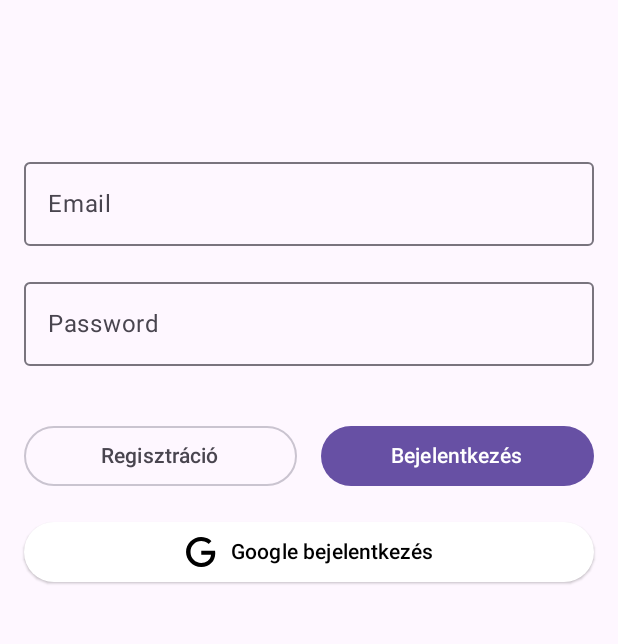
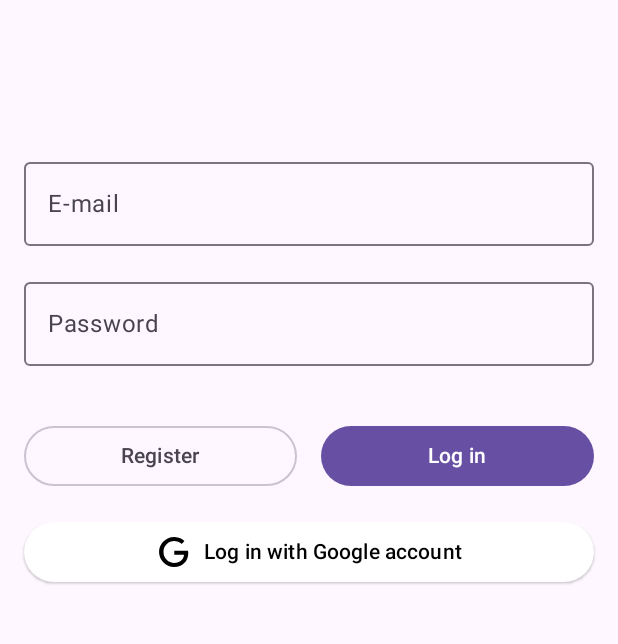
Before and after one commit to WholesomeWare/MultiplayerSudoku, an Android app built with Jetpack Compose: the screen it shows after launch (LoginActivity), on a phone screen of 412 x 824 dp, the part 339-983 px from its top. Run offline under Robolectric (Android 15) with nearby library versions, the phone set to English and light mode, and no system bars; our stand-ins replace Firebase (no records; nobody signed in at launch, a user with empty details on screens opened directly).

Commit message:
Started translating

```diff
--- a/app/src/main/AndroidManifest.xml
+++ b/app/src/main/AndroidManifest.xml
@@ -17,17 +17,14 @@
         <activity
             android:name=".LobbyActivity"
             android:exported="false"
-            android:label="@string/title_activity_lobby"
             android:theme="@style/Theme.MultiplayerSudoku" />
         <activity
             android:name=".LoginActivity"
             android:exported="false"
-            android:label="@string/title_activity_login"
             android:theme="@style/Theme.MultiplayerSudoku" />
         <activity
             android:name=".GameActivity"
             android:exported="false"
-            android:label="@string/title_activity_game"
             android:theme="@style/Theme.MultiplayerSudoku" />
         <activity
             android:name=".MainActivity"
--- a/app/src/main/java/com/wholesomeware/multiplayersudoku/LoginActivity.kt
+++ b/app/src/main/java/com/wholesomeware/multiplayersudoku/LoginActivity.kt
@@ -29,6 +29,7 @@ import androidx.compose.ui.Alignment
 import androidx.compose.ui.Modifier
 import androidx.compose.ui.graphics.Color
 import androidx.compose.ui.res.painterResource
+import androidx.compose.ui.res.stringResource
 import androidx.compose.ui.text.input.PasswordVisualTransformation
 import androidx.compose.ui.tooling.preview.Preview
 import androidx.compose.ui.unit.dp
@@ -64,7 +65,7 @@ class LoginActivity : ComponentActivity() {
                 ) {
                     Text(
                         modifier = Modifier.padding(bottom = 92.dp),
-                        text = "Multiplayer Sudoku",
+                        text = stringResource(id = R.string.app_name),
                         style = MaterialTheme.typography.titleLarge,
                     )
 
@@ -74,7 +75,7 @@ class LoginActivity : ComponentActivity() {
                             .padding(8.dp),
                         value = email,
                         onValueChange = { email = it },
-                        label = { Text("Email") },
+                        label = { Text(text = stringResource(id = R.string.email)) },
                         isError = errorMessage.isNotBlank(),
                     )
 
@@ -84,7 +85,7 @@ class LoginActivity : ComponentActivity() {
                             .padding(8.dp),
                         value = password,
                         onValueChange = { password = it },
-                        label = { Text("Password") },
+                        label = { Text(text = stringResource(id = R.string.password)) },
                         visualTransformation = PasswordVisualTransformation(),
                         supportingText = { Text(errorMessage) },
                         isError = errorMessage.isNotBlank(),
@@ -105,12 +106,12 @@ class LoginActivity : ComponentActivity() {
                                         )
                                         finish()
                                     } else {
-                                        errorMessage = "Hiba!"
+                                        errorMessage = getString(R.string.login_error)
                                     }
                                 }
                             },
                         ) {
-                            Text("Regisztráció")
+                            Text(text = stringResource(id = R.string.register))
                         }
 
                         Button(
@@ -128,12 +129,12 @@ class LoginActivity : ComponentActivity() {
                                         )
                                         finish()
                                     } else {
-                                        errorMessage = "Hiba!"
+                                        errorMessage = getString(R.string.login_error)
                                     }
                                 }
                             },
                         ) {
-                            Text("Bejelentkezés")
+                            Text(text = stringResource(id = R.string.login))
                         }
                     }
 
@@ -155,7 +156,7 @@ class LoginActivity : ComponentActivity() {
                         )
                         Text(
                             modifier = Modifier.padding(start = 8.dp),
-                            text = "Google bejelentkezés",
+                            text = stringResource(id = R.string.login_with_google),
                         )
                     }
                 }
--- a/app/src/main/res/values/strings.xml
+++ b/app/src/main/res/values/strings.xml
@@ -1,6 +1,18 @@
 <resources>
     <string name="app_name">Multiplayer Sudoku</string>
-    <string name="title_activity_game">GameActivity</string>
-    <string name="title_activity_login">LoginActivity</string>
-    <string name="title_activity_lobby">LobbyActivity</string>
+
+    <string name="login_error">Check your login credentials and try again.</string>
+
+    <!-- LoginActivity -->
+    <string name="email">E-mail</string>
+    <string name="password">Password</string>
+    <string name="register">Register</string>
+    <string name="login">Log in</string>
+    <string name="login_with_google">Log in with Google account</string>
+
+    <!-- MainActivity -->
+
+    <!-- LobbyActivity -->
+
+    <!-- GameActivity -->
 </resources>
```
Also changed, not shown: 2 other files.
